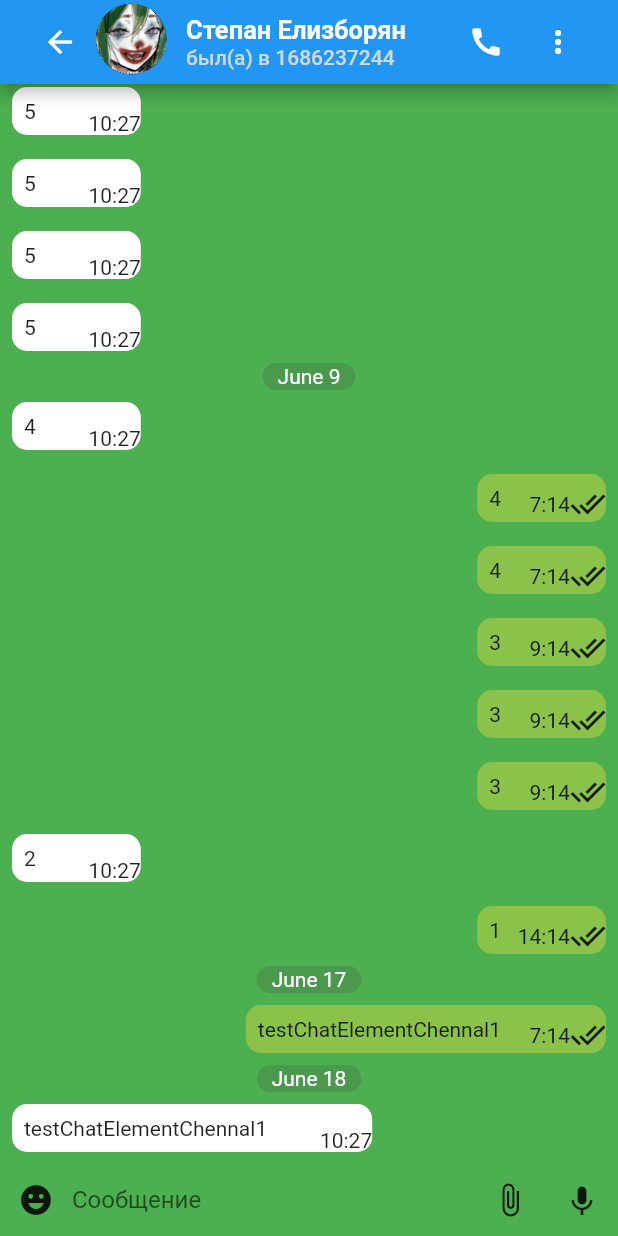
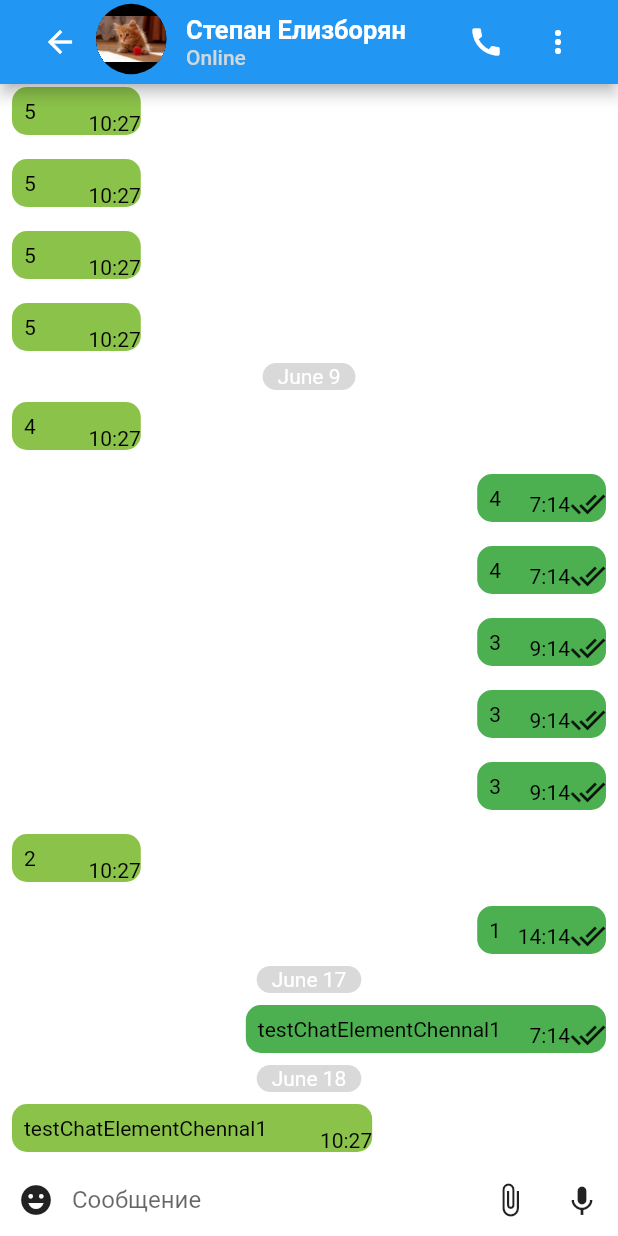
Before and after one commit to 27Victory27/test_magnit, a Flutter app: the screen it shows after launch, after a tap on "Start Messaging", after a tap on the "arrow circle right" icon, after a tap on "Степан Елизборян", on a phone screen of 412 x 824 dp. Run offline on Flutter 3.47's test engine with Material 2 defaults, Android fonts, the phone set to English and light mode, and no system bars; drawn by our look-alikes of grouped_list; our stand-ins replace emoji_picker_flutter, firebase_auth, firebase_core, flutter_bloc, freezed_annotation; accounts and stored records are empty; generated files the repository leaves out were written again; statements that could not run were skipped.

Commit message:
Небольшие изменения в dark/light theme

```diff
--- a/lib/data/repository/chennal_repo.dart
+++ b/lib/data/repository/chennal_repo.dart
@@ -3,17 +3,17 @@ import '../model/channal_model.dart';
 class ChennnalRepo{
   final List<ChannalModel> myList = [
     ChannalModel(27,'test_img_channal.jpg', 'Степан Елизборян', 'testLastMsgChennal1', 1686237244000, 17),
-    ChannalModel(17,'test_img_channal.jpg', 'Виталий Завадский', 'testLastMsgChennal22', 1686237244000, 17),
+    ChannalModel(17,'test_img_channal.jpg', 'Екатерина Корякина', 'testLastMsgChennal22', 1686237244000, 17),
 
-    ChannalModel(0,'test_img_channal.jpg', 'testNameChennal1', 'testLastMsgChennal1', 1686237244000, 17),
+    ChannalModel(0,'test_img_channal.jpg', 'NoMassege1', 'testLastMsgChennal1', 1686237244000, 17),
     ChannalModel(1,'test_img_channal.jpg', 'testNameChennal22', 'testLastMsgChennal22', 1686237244000, 17),
-    ChannalModel(2,'test_img_channal.jpg', 'testNameChennal333', 'testLastMsgChennal333', 1686237244000, 17),
+    ChannalModel(2,'test_img_channal.jpg', 'NoMassege333', 'testLastMsgChennal333', 1686237244000, 17),
     ChannalModel(3,'test_img_channal.jpg', 'testNameChennal4444', 'testLastMsgChennal4444', 1686237244000, 17),
-    ChannalModel(4,'test_img_channal.jpg', 'testNameChennal55555', 'testLastMsgChennal55555', 1686237244000, 17),
+    ChannalModel(4,'test_img_channal.jpg', 'NoMassege55555', 'testLastMsgChennal55555', 1686237244000, 17),
     ChannalModel(5,'test_img_channal.jpg', 'testNameChennal666666', 'testLastMsgChennal666666', 1686237244000, 17),
-    ChannalModel(6,'test_img_channal.jpg', 'testNameChennal7777777', 'testLastMsgChennal7777777', 1686237244000, 17),
+    ChannalModel(6,'test_img_channal.jpg', 'NoMassege7777777', 'testLastMsgChennal7777777', 1686237244000, 17),
     ChannalModel(7,'test_img_channal.jpg', 'testNameChennal88888888', 'testLastMsgChennal88888888', 1686237244000, 17),
-    ChannalModel(8,'test_img_channal.jpg', 'testNameChennal999999999', 'testLastMsgChennal999999999', 1686237244000, 17),
+    ChannalModel(8,'test_img_channal.jpg', 'NoMassege999999999', 'testLastMsgChennal999999999', 1686237244000, 17),
     ChannalModel(9,'test_img_channal.jpg', 'testNameChennal0000000000', 'testLastMsgChennal0000000000', 1686237244000, 17),
   ];
   Future< List<ChannalModel> > getChennals () async{
--- a/lib/data/repository/user_repo.dart
+++ b/lib/data/repository/user_repo.dart
@@ -4,7 +4,7 @@ class UserRepo {
   final List<UserModel> myList = [
     UserModel(120003984, 'Victory Dutova', '8 938 477 32 65','test_img_channal.jpg'),
     UserModel(120003985, 'Степан Елизборян', '8 938 477 32 66','test_img_channal.jpg'),
-    UserModel(120003986, 'Виталий Завадский', '8 938 477 32 67','test_img_channal.jpg'),
+    UserModel(120003986, 'Екатерина Корякина', '8 938 477 32 67','test_img_channal.jpg'),
     UserModel(120003987, 'Victory Ddd', '8 938 477 32 68','test_img_channal.jpg'),
   ];
 
--- a/lib/presentation/chat_screen/chat_screen.dart
+++ b/lib/presentation/chat_screen/chat_screen.dart
@@ -5,6 +5,7 @@ import 'package:flutter/material.dart';
 import 'package:flutter_bloc/flutter_bloc.dart';
 import 'package:grouped_list/grouped_list.dart';
 import 'package:test_magnit/data/model/chat_element_model.dart';
+import 'package:test_magnit/themes/theme.dart';
 
 import 'block/chat_cubit.dart';
 import 'block/chat_state.dart';
@@ -16,11 +17,12 @@ class ChatScreen extends StatelessWidget {
   Widget build(BuildContext context) {
     ScrollController controller = ScrollController();
     // var isEmojiVisible = false.obs;
+    final ThemeColors myColors = Theme.of(context).extension<ThemeColors>()!;
     return Scaffold(
         appBar: AppBar(
             automaticallyImplyLeading: false,
             iconTheme: IconThemeData(color: Colors.white),
-            backgroundColor: Colors.blue,
+            //backgroundColor: Colors.blue,
             title: BlocBuilder<ChatCubit, ChatState>(
                 builder: (BuildContext context, ChatState state) =>
                     state.maybeWhen(
@@ -35,7 +37,6 @@ class ChatScreen extends StatelessWidget {
                         return Text('Упс, ошибка');
                       },
                     ))),
-        backgroundColor: Colors.green,
         body: BlocBuilder<ChatCubit, ChatState>(
           builder: (BuildContext context, ChatState state) => state.when(
             loading: () => CircularProgressIndicator(),
@@ -84,6 +85,7 @@ class ChatScreen extends StatelessWidget {
                         if ((element["message"] as ChatElementModel).userId ==
                             userID) {
                           return MyChatElement(
+                            backgroundColor: myColors.myChatElementBackground,
                             chatMessage:
                                 (element["message"] as ChatElementModel)
                                     .msgText,
@@ -93,6 +95,7 @@ class ChatScreen extends StatelessWidget {
                           );
                         } else {
                           return OtherChatElement(
+                            backgroundColor: myColors.otherChatElementBackground,
                               chatMessage:
                                   (element["message"] as ChatElementModel)
                                       .msgText);
@@ -173,7 +176,7 @@ class _AppBarInfoState extends State<_AppBarInfo> {
                   Text(
                       style:
                           TextStyle(fontSize: 14, color: Colors.blueGrey[100]),
-                      'был(а) в ${widget.onlineTime}')
+                      'Online') //'был(а) в ${widget.onlineTime}')
                 ],
               ),
             ),
@@ -269,9 +272,10 @@ class _AppBarInfoState extends State<_AppBarInfo> {
 class MyChatElement extends StatelessWidget {
   final String chatMessage;
   final String chatMessageTime;
+  final Color backgroundColor;
 
   const MyChatElement(
-      {Key? key, required this.chatMessage, required this.chatMessageTime})
+      {Key? key, required this.chatMessage, required this.chatMessageTime, required this.backgroundColor})
       : super(key: key);
 
   @override
@@ -284,7 +288,7 @@ class MyChatElement extends StatelessWidget {
           constraints: BoxConstraints(maxWidth: 300),
           decoration: BoxDecoration(
             borderRadius: BorderRadius.circular(10),
-            color: Colors.lightGreen,
+            color: backgroundColor,
           ),
           child: Stack(
             alignment: Alignment.bottomRight,
@@ -312,8 +316,8 @@ class MyChatElement extends StatelessWidget {
 
 class OtherChatElement extends StatelessWidget {
   final String chatMessage;
-
-  const OtherChatElement({Key? key, required this.chatMessage})
+  final Color backgroundColor;
+  const OtherChatElement({Key? key, required this.chatMessage, required this.backgroundColor})
       : super(key: key);
 
   @override
@@ -326,7 +330,7 @@ class OtherChatElement extends StatelessWidget {
           constraints: BoxConstraints(maxWidth: 300),
           decoration: BoxDecoration(
             borderRadius: BorderRadius.circular(10),
-            color: Colors.white,
+            color: backgroundColor,
           ),
           child: Stack(
             alignment: Alignment.bottomRight,
--- a/lib/presentation/hello_screen/hello_screen.dart
+++ b/lib/presentation/hello_screen/hello_screen.dart
@@ -48,7 +48,7 @@ class HelloScreen extends StatelessWidget {
                               SizedBox(height: 20),
                               Text(
                                   style: TextStyle(
-                                      fontSize: 25, color: Colors.black),
+                                      fontSize: 25),
                                   'Telegram'),
                               SizedBox(height: 20),
                               Text(
--- a/lib/presentation/main_screen/main_screen.dart
+++ b/lib/presentation/main_screen/main_screen.dart
@@ -19,7 +19,7 @@ class MainScreen extends StatelessWidget {
         child: Scaffold(
             appBar: AppBar(
               iconTheme: IconThemeData(color: Colors.white),
-              backgroundColor: Colors.blue,
+              //backgroundColor: Colors.blue,
               title: Text(style: TextStyle(color: Colors.white), 'Telegram'),
               actions: [
                 Icon(Icons.search),
@@ -183,7 +183,6 @@ class ChatElement extends StatelessWidget {
               clipBehavior: Clip.hardEdge,
               decoration: BoxDecoration(
                 borderRadius: BorderRadius.circular(360),
-                color: Colors.black,
               ),
             ),
             SizedBox(width: 5),
@@ -196,7 +195,6 @@ class ChatElement extends StatelessWidget {
                   children: [
                     Text(
                         style: TextStyle(
-                            color: Colors.black,
                             fontSize: 15,
                             fontWeight: FontWeight.bold),
                         '${channalModel.nameChennal}'),
--- a/lib/themes/dark_theme.dart
+++ b/lib/themes/dark_theme.dart
@@ -1,15 +1,15 @@
 part of 'theme.dart';
 ThemeData createDarkTheme() {
   return ThemeData(
-    textTheme: createTextTheme(),
+    textTheme: createTextThemeDark(),
     brightness: Brightness.dark,
-    scaffoldBackgroundColor: AppColors.black,
+    scaffoldBackgroundColor: Color(0xff131A2A),
     extensions: <ThemeExtension<dynamic>>[
       ThemeColors.dark,
       // ThemeTextStyles.light,
       // ThemeGradients.light,
     ],
     focusColor: Colors.blue.withOpacity(0.2),
-    appBarTheme: AppBarTheme(backgroundColor: Colors.blueAccent.shade700),
+    appBarTheme: AppBarTheme(backgroundColor: Color(0xff252D3A)),
   );
 }
--- a/lib/themes/light_theme.dart
+++ b/lib/themes/light_theme.dart
@@ -19,5 +19,11 @@ ThemeData createLightTheme() {
 
 TextTheme createTextTheme() {
   return const TextTheme(
+    bodyMedium: TextStyle(color: Colors.black),
   );
 }
+TextTheme createTextThemeDark() {
+  return const TextTheme(
+    bodyMedium: TextStyle(color: Colors.white),
+  );
+}
--- a/lib/themes/theme_colors.dart
+++ b/lib/themes/theme_colors.dart
@@ -1,19 +1,23 @@
 part of 'theme.dart';
 
 class ThemeColors extends ThemeExtension<ThemeColors> {
-  final Color filterButtonFillColor;
+  final Color myChatElementBackground;
+  final Color otherChatElementBackground;
 
   const ThemeColors({
-    required this.filterButtonFillColor,
+    required this.myChatElementBackground,
+    required this.otherChatElementBackground,
   });
 
   @override
   ThemeExtension<ThemeColors> copyWith({
-    Color? filterButtonFillColor,
+    Color? myChatElementBackground,
+    Color? otherChatElementBackground,
   }) {
     return ThemeColors(
-      filterButtonFillColor:
-      filterButtonFillColor ?? this.filterButtonFillColor,
+      myChatElementBackground:
+      myChatElementBackground ?? this.myChatElementBackground,
+      otherChatElementBackground: otherChatElementBackground?? this.otherChatElementBackground,
     );
   }
 
@@ -27,16 +31,19 @@ class ThemeColors extends ThemeExtension<ThemeColors> {
     }
 
     return ThemeColors(
-      filterButtonFillColor:
-      Color.lerp(filterButtonFillColor, other.filterButtonFillColor, t)!,
+      myChatElementBackground:
+      Color.lerp(myChatElementBackground, other.myChatElementBackground, t)!,
+      otherChatElementBackground: Color.lerp(otherChatElementBackground, other.otherChatElementBackground, t)!,
     );
   }
 
   static get light => ThemeColors(
-    filterButtonFillColor: AppColors.grey,
+    myChatElementBackground: Colors.green,
+    otherChatElementBackground: Colors.lightGreen,
   );
 
   static get dark => ThemeColors(
-    filterButtonFillColor: AppColors.white,
+    myChatElementBackground: Colors.purpleAccent,
+    otherChatElementBackground: Color(0xff252D3A)
   );
 }
```
Also changed, not shown: assets/images/test_img_channal.jpg.
